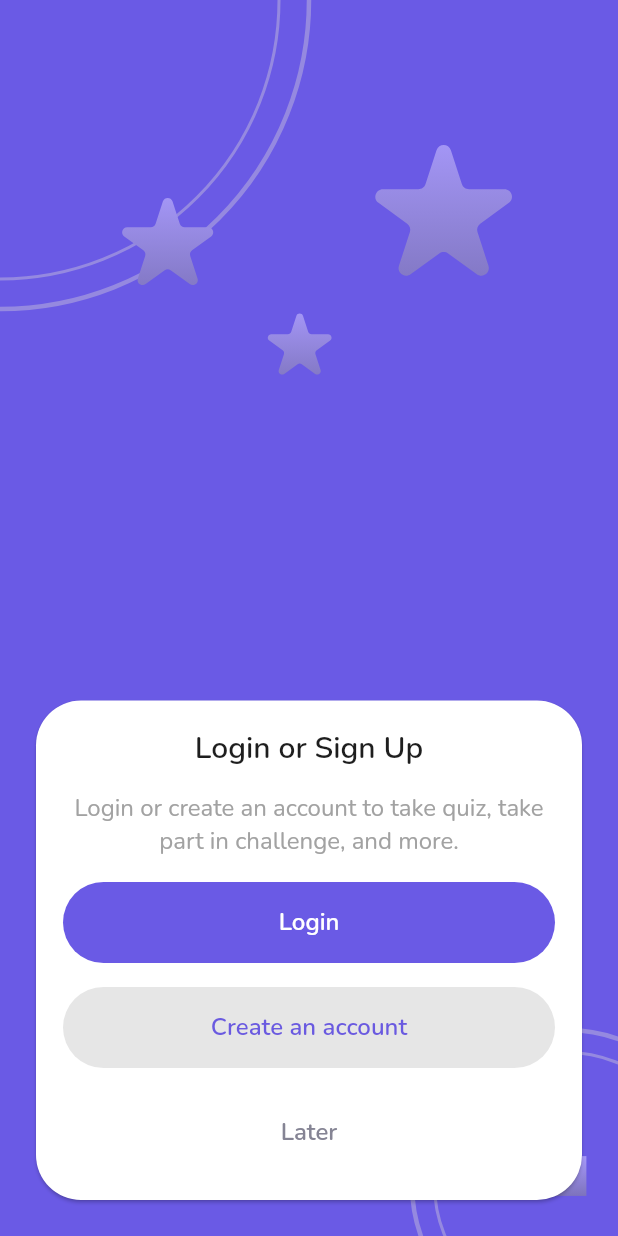
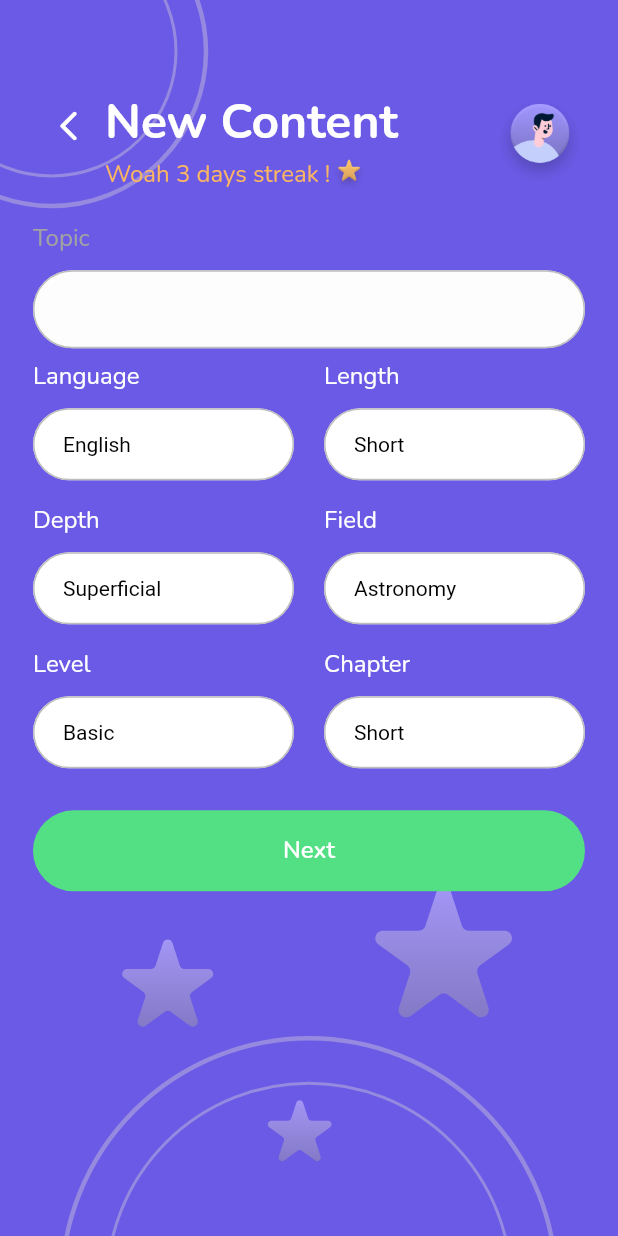
Before and after one commit to chechna9/Lablab-2.0, a Flutter app: the screen it shows after launch, on a phone screen of 412 x 824 dp. Run offline on Flutter 3.47's test engine with Material 2 defaults, Android fonts, the phone set to English and light mode, and no system bars; our stand-ins replace bloc, card_swiper, equatable, firebase_auth, firebase_core, flutter_bloc and 3 more; accounts and stored records are empty.

Commit message:
add contents screens

```diff
--- a/lib/main.dart
+++ b/lib/main.dart
@@ -12,6 +12,9 @@ import 'package:lablab2/bloc/bloc_observer.dart';
 import 'package:lablab2/bloc/user_auth/user_auth_cubit.dart';
 import 'package:lablab2/dep_inj.dart';
 import 'package:lablab2/firebase_options.dart';
+import 'package:lablab2/presentaion/screens/content/content_desc.dart';
+import 'package:lablab2/presentaion/screens/content/new_content.dart';
+import 'package:lablab2/presentaion/screens/content/select_content_type.dart';
 import 'package:lablab2/presentaion/screens/signIn&Up/sign_in_up.dart';
 import 'package:lablab2/presentaion/screens/signIn/sign_in.dart';
 import 'package:lablab2/presentaion/screens/signUp/sign_up.dart';
@@ -64,7 +67,8 @@ class _MyAppState extends State<MyApp> {
           brightness: Brightness.dark,
         ),
         onGenerateRoute: DepInj.locator<AppRouter>().onGenerateRoute,
-        initialRoute: DepInj.locator<AppRouter>().splashRoute,
+        // initialRoute: DepInj.locator<AppRouter>().splashRoute,
+        home: const ContentDetails(),
       ),
     );
   }
--- /dev/null
+++ b/lib/presentaion/screens/content/content_desc.dart
@@ -0,0 +1,314 @@
+import 'package:flutter/foundation.dart';
+import 'package:flutter/material.dart';
+import 'package:flutter/widgets.dart';
+
+import 'package:flutter_svg/svg.dart';
+
+import 'package:lablab2/presentaion/shared_widgets/circle.dart';
+import 'package:lablab2/res/res_extension.dart';
+
+import '../../shared_widgets/custom_appbar.dart';
+import '../../shared_widgets/labled_text_input.dart';
+import '../../shared_widgets/text_button.dart';
+
+class ContentDetails extends StatelessWidget {
+  const ContentDetails({super.key});
+
+  @override
+  Widget build(BuildContext context) {
+    final double topCircleSize = context.res.dimens.screenWidth * 0.5;
+    final double bottomCircleSize = context.res.dimens.screenWidth * 0.8;
+    final double topOffset = context.res.dimens.screenHeight * 0.7;
+
+    final List<Widget> backgroundCircles = [
+      // top circles
+      // the 3 stars in the middle
+      Positioned(
+        top: topOffset + 40,
+        left: context.res.dimens.screenWidth * 0.15,
+        child: SvgPicture.asset(
+          context.res.drawable.star,
+          width: 100,
+        ),
+      ),
+
+      Positioned(
+        top: topOffset + 150,
+        left: context.res.dimens.screenWidth * 0.4,
+        child: SvgPicture.asset(
+          context.res.drawable.star,
+          width: 70,
+        ),
+      ),
+      Positioned(
+        top: topOffset,
+        right: context.res.dimens.screenWidth * 0.1,
+        child: SvgPicture.asset(
+          context.res.drawable.star,
+          width: 150,
+        ),
+      ),
+      Positioned(
+        top: -topCircleSize / 3,
+        left: -topCircleSize / 3,
+        child: Hero(
+          tag: "topCircle",
+          child: Circle.sameSize(
+            color: context.res.colors.lightPurple,
+            strockWidth: 3,
+            size: topCircleSize,
+            children: [
+              Circle.sameSize(
+                color: context.res.colors.lightPurple,
+                strockWidth: 2,
+                size: topCircleSize - 40,
+              ),
+            ],
+          ),
+        ),
+      ),
+      // bottom circles
+
+      Positioned(
+        bottom: -bottomCircleSize * 0.6,
+        // left: -bottomCircleSize / 2,
+        child: Hero(
+          tag: "bottomCircle",
+          child: Circle.sameSize(
+            color: context.res.colors.lightPurple,
+            strockWidth: 3,
+            size: bottomCircleSize,
+            children: [
+              Circle.sameSize(
+                color: context.res.colors.lightPurple,
+                strockWidth: 2,
+                size: bottomCircleSize - 60,
+              ),
+            ],
+          ),
+        ),
+      ),
+
+      // bottom circles
+      // center right circle
+    ];
+
+    return Material(
+      color: context.res.colors.purple,
+      child: Stack(
+        alignment: Alignment.center,
+        children: [
+          ...backgroundCircles,
+          Padding(
+            padding: EdgeInsets.only(
+              left: context.res.dimens.mainPadding,
+              right: context.res.dimens.mainPadding,
+              top: context.res.dimens.topMargin,
+            ),
+            child: Column(
+              mainAxisAlignment: MainAxisAlignment.start,
+              crossAxisAlignment: CrossAxisAlignment.stretch,
+              children: [
+                const SizedBox(
+                  height: 20,
+                ),
+                CustomAppbar(
+                  title: "New Content",
+                  backButtonColor: context.res.colors.white,
+                  titleColor: context.res.colors.white,
+                ),
+                const SizedBox(
+                  height: 20,
+                ),
+                LabledTextInput(
+                  label: "Topic",
+                  controller: TextEditingController(),
+                  validator: (p0) {},
+                ),
+                const Row(
+                  children: [
+                    Expanded(
+                      child: TextFieldDropMenu(
+                        values: ["English", "Arabic", "French"],
+                        hintText: "Language",
+                        initialValue: "English",
+                      ),
+                    ),
+                    SizedBox(
+                      width: 20,
+                    ),
+                    Expanded(
+                      child: TextFieldDropMenu(
+                        values: ["Short", "Medium", "Long"],
+                        hintText: "Length",
+                        initialValue: "Short",
+                      ),
+                    ),
+                  ],
+                ),
+                const Row(
+                  children: [
+                    Expanded(
+                      child: TextFieldDropMenu(
+                        values: ["Superficial", "Mid-detailed", "Detailed"],
+                        hintText: "Depth",
+                        initialValue: "Superficial",
+                      ),
+                    ),
+                    SizedBox(
+                      width: 20,
+                    ),
+                    Expanded(
+                      child: TextFieldDropMenu(
+                        values: [
+                          "Astronomy",
+                          "Biology",
+                          "Chemistry",
+                          "Computer Science",
+                          "Economics",
+                          "History",
+                          "Mathematics"
+                        ],
+                        hintText: "Field",
+                        initialValue: "Astronomy",
+                      ),
+                    ),
+                  ],
+                ),
+                const Row(
+                  children: [
+                    Expanded(
+                      child: TextFieldDropMenu(
+                        values: ["Basic", "Medium", "Advanced"],
+                        hintText: "Level",
+                        initialValue: "Basic",
+                      ),
+                    ),
+                    SizedBox(
+                      width: 20,
+                    ),
+                    Expanded(
+                      child: TextFieldDropMenu(
+                        values: [
+                          "Short",
+                          "Medium",
+                          "Long",
+                        ],
+                        hintText: "Chapter",
+                        initialValue: "Short",
+                      ),
+                    ),
+                  ],
+                ),
+                SizedBox(
+                  height: 20,
+                ),
+                MyTextButton(
+                  onPressed: () {},
+                  text: "Next",
+                  bgColor: context.res.colors.green,
+                ),
+              ],
+            ),
+          )
+        ],
+      ),
+    );
+  }
+}
+
+class TextFieldDropMenu extends StatefulWidget {
+  const TextFieldDropMenu(
+      {super.key, this.hintText, required this.values, this.initialValue});
+  final String? hintText;
+  final List<String> values;
+  final String? initialValue;
+
+  @override
+  State<TextFieldDropMenu> createState() => _TextFieldDropMenuState();
+}
+
+String initial = '';
+
+class _TextFieldDropMenuState extends State<TextFieldDropMenu> {
+  @override
+  Widget build(BuildContext context) {
+    return Padding(
+      padding: const EdgeInsets.symmetric(vertical: 8),
+      child: Column(
+        crossAxisAlignment: CrossAxisAlignment.start,
+        children: [
+          Text(
+            widget.hintText!,
+            style: context.res.styles.body.copyWith(
+              color: context.res.colors.white,
+            ),
+          ),
+          SizedBox(
+            height: context.res.dimens.labelFieldMargin,
+          ),
+          InputDecorator(
+              isEmpty: false,
+              decoration: InputDecoration(
+                suffixIcon: PopupMenuButton<String>(
+                  icon: const Icon(Icons.arrow_drop_down),
+                  onSelected: (String value) {},
+                  itemBuilder: (BuildContext context) {
+                    return widget.values
+                        .map<PopupMenuItem<String>>((String value) {
+                      return PopupMenuItem(
+                        value: value,
+                        child: Text(value),
+                        onTap: () {
+                          setState(() {
+                            initial = value;
+                          });
+                        },
+                      );
+                    }).toList();
+                  },
+                ),
+                contentPadding:
+                    const EdgeInsets.symmetric(vertical: 6, horizontal: 20),
+                fillColor: Colors.white,
+                filled: true,
+                enabledBorder: OutlineInputBorder(
+                  borderRadius: BorderRadius.circular(50),
+                  borderSide: const BorderSide(
+                    color: Color(0xffBDBDBD),
+                    width: 1,
+                  ),
+                ),
+                focusedBorder: OutlineInputBorder(
+                  borderRadius: BorderRadius.circular(50),
+                  borderSide: BorderSide(
+                    color: context.res.colors.black,
+                    width: 1,
+                  ),
+                ),
+                border: OutlineInputBorder(
+                  borderRadius: BorderRadius.circular(50),
+                  borderSide: const BorderSide(
+                    width: 1,
+                  ),
+                ),
+                errorBorder: OutlineInputBorder(
+                  borderRadius: BorderRadius.circular(50),
+                  borderSide: BorderSide(
+                    color: context.res.colors.red,
+                    width: 1,
+                  ),
+                ),
+              ),
+              child: Text(
+                initial == '' ? widget.initialValue! : initial,
+                style: const TextStyle(
+                    color: Colors.black,
+                    fontWeight: FontWeight.normal,
+                    fontSize: 14),
+              )),
+        ],
+      ),
+    );
+  }
+}
--- a/lib/presentaion/screens/main_content/main_content.dart
+++ b/lib/presentaion/screens/main_content/main_content.dart
@@ -1,4 +1,5 @@
 import 'package:flutter/material.dart';
+
 import 'package:lablab2/data/models/chapter%20_model/chapter.dart';
 import 'package:lablab2/data/models/content_model/content_model.dart';
 import 'package:lablab2/presentaion/screens/main_content/swiper_content.dart';
--- a/lib/presentaion/screens/signIn&Up/los_card.dart
+++ b/lib/presentaion/screens/signIn&Up/los_card.dart
@@ -1,4 +1,5 @@
 import 'package:flutter/material.dart';
+
 import 'package:lablab2/dep_inj.dart';
 import 'package:lablab2/presentaion/shared_widgets/text_button.dart';
 import 'package:lablab2/res/res_extension.dart';
```
Also changed, not shown: lib/presentaion/screens/content/new_content.dart (added, +192 -0 lines), lib/presentaion/screens/content/select_content_type.dart (added, +197 -0 lines), pubspec.lock.
